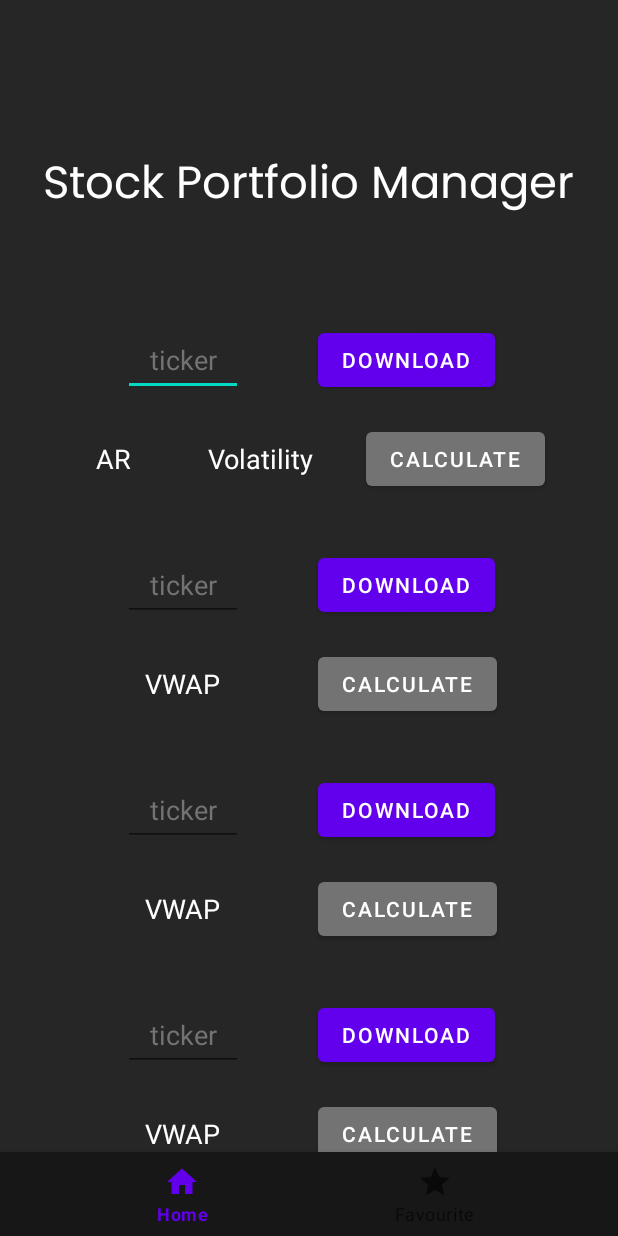
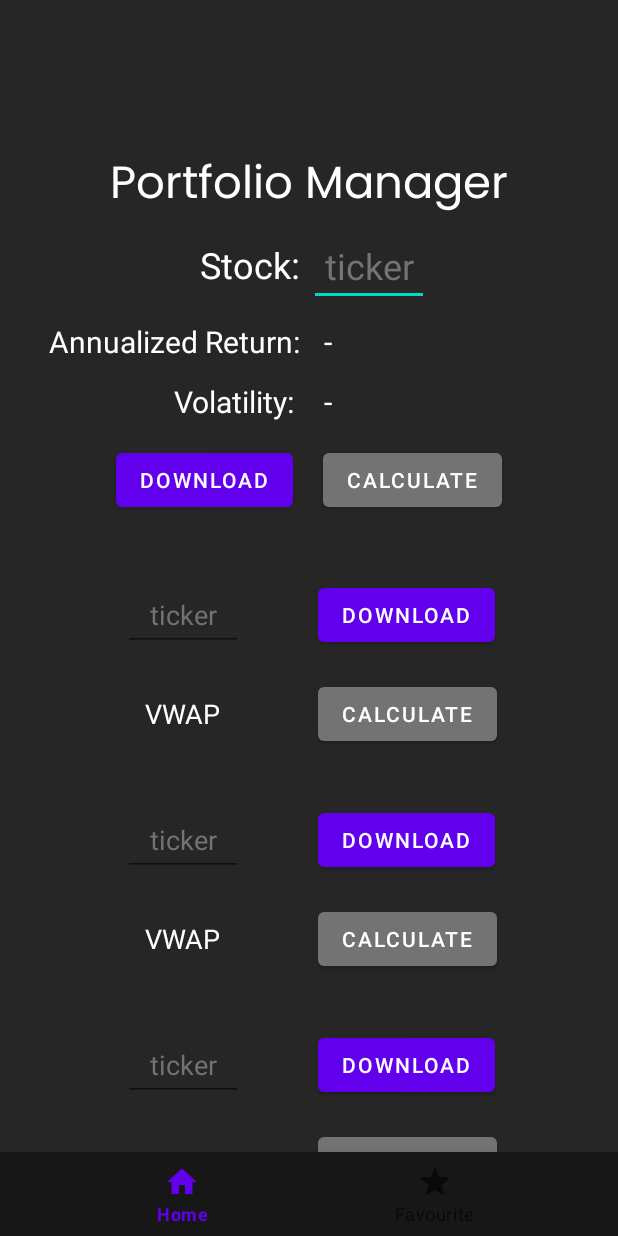
Before and after one commit to wongdaryl/cs205-portfolio, an Android app: the screen it shows after launch (MainActivity), on a phone screen of 412 x 824 dp. Run offline under Robolectric (Android 15) with nearby library versions, the phone set to English and light mode, and no system bars.

Commit message:
redo ticker0

```diff
--- a/app/src/main/java/com/example/stockportfolio/fragments/HomeFragment.java
+++ b/app/src/main/java/com/example/stockportfolio/fragments/HomeFragment.java
@@ -64,9 +64,9 @@ public class HomeFragment extends Fragment {
         calc0.setText(R.string.calculate);
         calc0.setBackgroundColor(getResources().getColor(R.color.neutral_500));
         ar0 = (TextView)getActivity().findViewById(R.id.ar0);
-        ar0.setText(R.string.AR);
+        ar0.setText(R.string.dash);
         v0 = (TextView)getActivity().findViewById(R.id.v0);
-        v0.setText(R.string.vol);
+        v0.setText(R.string.dash);
         ticker0 = (EditText)getActivity().findViewById(R.id.ticker0);
         ticker0.setHint(R.string.ticker);
 
@@ -142,8 +142,8 @@ public class HomeFragment extends Fragment {
                 start0.setClickable(false);
                 start0.setBackgroundColor(getResources().getColor(R.color.neutral_500));
                 start0.setText(R.string.downloading);
-                ar0.setText(R.string.AR);
-                v0.setText(R.string.vol);
+                ar0.setText(R.string.dash);
+                v0.setText(R.string.dash);
                 getActivity().startService(intent);
             }
         });
--- a/app/src/main/res/layout/fragment_home.xml
+++ b/app/src/main/res/layout/fragment_home.xml
@@ -27,86 +27,135 @@
                 android:layout_height="wrap_content"
                 android:fontFamily="@font/poppins_regular"
                 android:gravity="center"
-                android:text="@string/stock_portfolio_manager"
+                android:text="@string/portfolio_manager"
                 android:textColor="@color/white"
                 android:textSize="30sp"
                 android:layout_centerHorizontal="true"
-                android:layout_marginBottom="50dp"
+                android:layout_marginBottom="0dp"
                 />
 
             <LinearLayout
                 android:layout_width="match_parent"
-                android:layout_height="150dp"
+                android:layout_height="200dp"
                 android:layout_marginTop="0dp"
                 android:orientation="vertical"
                 android:gravity="center"
+                android:layout_marginBottom="20dp"
                 >
 
                 <LinearLayout
-                    android:id="@+id/layout00"
                     android:layout_width="match_parent"
                     android:layout_height="wrap_content"
                     android:gravity="center">
 
+                    <TextView
+                        android:layout_width="80dp"
+                        android:layout_height="40dp"
+                        android:gravity="center"
+                        android:textColor="@color/white"
+                        android:text="@string/stock"
+                        android:textSize="24sp"
+                        />
+
                     <EditText
                         android:id="@+id/ticker0"
+                        android:layout_marginTop="3dp"
                         android:layout_width="80dp"
                         android:layout_height="48dp"
                         android:gravity="center"
                         android:textColorHint="@color/neutral_500"
                         tools:text="TSLA"
+                        android:textSize="24sp"
                         android:textColor="@color/white"
-                        android:layout_marginRight="50dp"
-                        android:layout_marginEnd="50dp" />
+                         />
+
+                </LinearLayout>
+
+                <LinearLayout
+                    android:layout_width="match_parent"
+                    android:layout_height="wrap_content"
+                    android:gravity="center"
+                    android:baselineAligned="true"
+                    android:layout_marginTop="5dp"
+                    >
+
+                    <TextView
+                        android:layout_width="180dp"
+                        android:layout_height="40dp"
+                        android:gravity="center"
+                        android:text="@string/annualized_return"
+                        android:textColor="@color/white"
+                        android:textSize="20sp"
+                        />
+
+                    <TextView
+                        android:id="@+id/ar0"
+                        android:layout_width="180dp"
+                        android:layout_height="40dp"
+                        android:gravity="center_vertical"
+                        android:paddingHorizontal="0dp"
+                        tools:text="2.00%"
+                        android:textColor="@color/white"
+                        android:textSize="20sp"
+                        android:paddingStart="10dp"
+                        android:paddingLeft="10dp" />
+
+
+
+                </LinearLayout>
+
+                <LinearLayout
+                    android:layout_width="match_parent"
+                    android:layout_height="wrap_content"
+                    android:gravity="center"
+                    android:baselineAligned="true"
+                    android:layout_marginTop="0dp"
+                    >
+
+                    <TextView
+                        android:layout_width="100dp"
+                        android:layout_height="40dp"
+                        android:gravity="center"
+                        android:text="@string/vol"
+                        android:textColor="@color/white"
+                        android:textSize="20sp"
+                        />
+
+                    <TextView
+                        android:id="@+id/v0"
+                        android:layout_width="100dp"
+                        android:layout_height="40dp"
+                        android:gravity="center_vertical"
+                        tools:text="1.00%"
+                        android:textColor="@color/white"
+                        android:textSize="20sp"
+                        android:paddingStart="10dp"
+                        android:paddingLeft="10dp" />
+
+                </LinearLayout>
+
+                <LinearLayout
+                    android:layout_width="match_parent"
+                    android:layout_height="53dp"
+                    android:gravity="center"
+                    android:layout_marginTop="5dp"
+                    >
 
                     <Button
                         android:id="@+id/start0"
                         android:layout_width="wrap_content"
                         android:layout_height="wrap_content"
                         tools:text="@string/download"
-                        />
-
-                </LinearLayout>
-
-                <LinearLayout
-                    android:id="@+id/layout01"
-                    android:layout_width="match_parent"
-                    android:layout_height="wrap_content"
-                    android:gravity="center"
-                    android:baselineAligned="true"
-                    android:layout_marginTop="15dp"
-                    >
-
-                    <TextView
-                        android:id="@+id/ar0"
-                        android:layout_width="wrap_content"
-                        android:layout_height="53dp"
-                        android:gravity="center"
-                        android:paddingHorizontal="15dp"
-                        tools:text="@string/AR"
-                        android:textColor="@color/white"
-                        android:textSize="18sp"
-                        android:layout_marginEnd="20dp"
-                        android:layout_marginRight="20dp" />
-
-                    <TextView
-                        android:id="@+id/v0"
-                        android:layout_width="wrap_content"
-                        android:layout_height="53dp"
-                        android:gravity="center"
-                        android:paddingHorizontal="15dp"
-                        tools:text="@string/vol"
-                        android:textColor="@color/white"
-                        android:textSize="18sp"
-                        android:layout_marginEnd="20dp"
-                        android:layout_marginRight="20dp"/>
+                        android:layout_marginEnd="10dp"
+                        android:layout_marginRight="10dp" />
 
                     <Button
                         android:id="@+id/calc0"
                         android:layout_width="wrap_content"
                         android:layout_height="wrap_content"
-                        tools:text="@string/calculate" />
-
+                        tools:text="@string/calculate"
+                        android:layout_marginStart="10dp"
+                        android:layout_marginLeft="10dp" />
                 </LinearLayout>
             </LinearLayout>
 
--- a/app/src/main/res/values/strings.xml
+++ b/app/src/main/res/values/strings.xml
@@ -23,8 +23,11 @@
     <string name="calculating">Calculating</string>
     <string name="downloading">Downloading</string>
     <string name="vwap">VWAP</string>
-    <string name="stock_portfolio_manager">Stock Portfolio Manager</string>
+    <string name="portfolio_manager">Portfolio Manager</string>
     <string name="no_records_found">No Records Found</string>
     <string name="AR">AR</string>
-    <string name="vol">Volatility</string>
+    <string name="vol">Volatility:</string>
+    <string name="stock">Stock:</string>
+    <string name="annualized_return">Annualized Return:</string>
+    <string name="dash">-</string>
 </resources>
```
